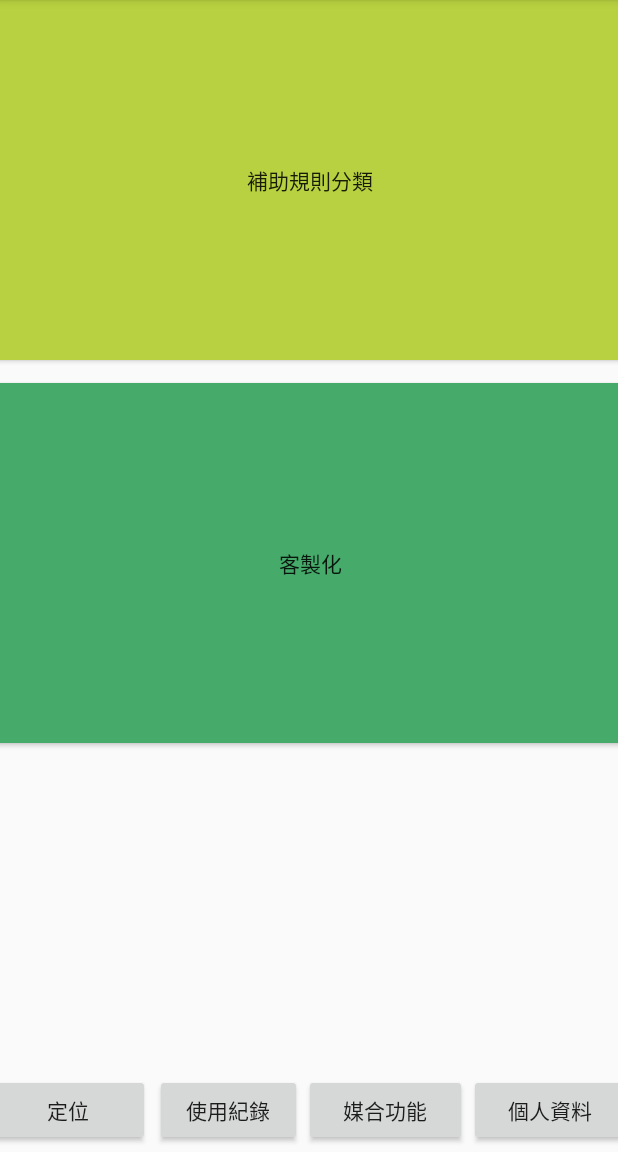
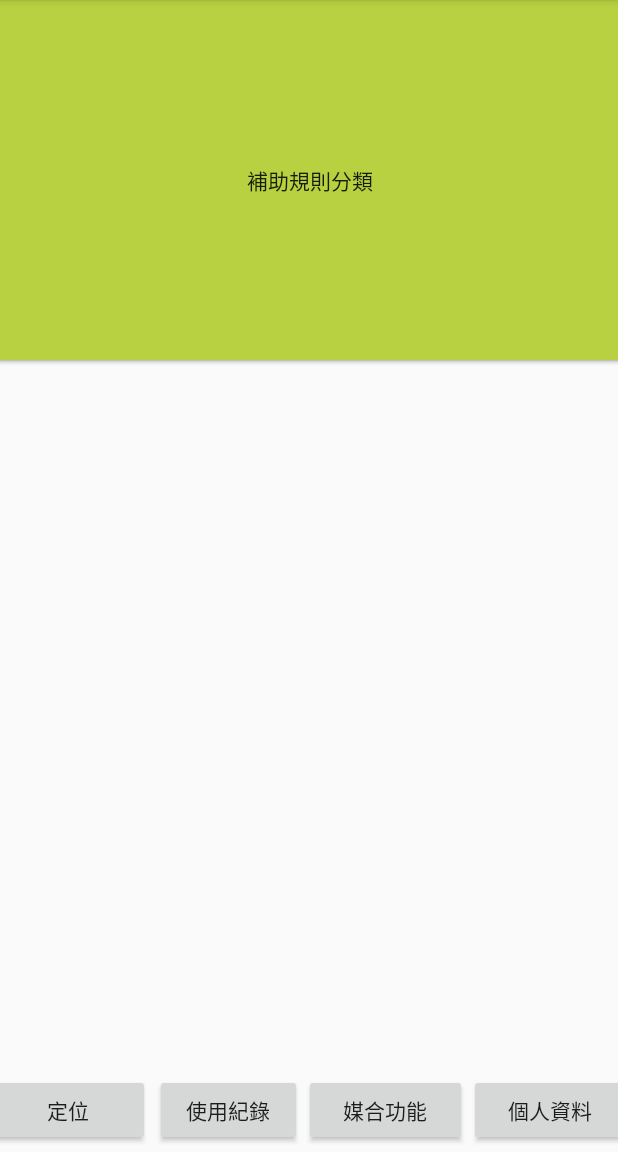
Before and after one commit to peter-kong/-APP, an Android app: the Menu screen opened directly, with no data from a screen before it, on a phone screen of 412 x 824 dp, the part 84-1236 px from its top. Run offline under Robolectric (Android 15) with nearby library versions, the phone set to English and light mode, and no system bars.

Commit message:
no message

```diff
--- a/Thematic/app/src/main/res/layout/activity_menu.xml
+++ b/Thematic/app/src/main/res/layout/activity_menu.xml
@@ -10,12 +10,9 @@
         android:id="@+id/客製化"
         android:layout_width="431dp"
         android:layout_height="240dp"
-        android:layout_marginTop="15dp"
         android:background="#45AA6A"
         android:text="@string/客製化"
-        app:layout_constraintEnd_toEndOf="parent"
-        app:layout_constraintStart_toStartOf="parent"
-        app:layout_constraintTop_toBottomOf="@+id/補助規則分類" />
+        tools:layout_editor_absoluteY="240dp" />
 
     <Button
         android:id="@+id/補助規則分類"
```
